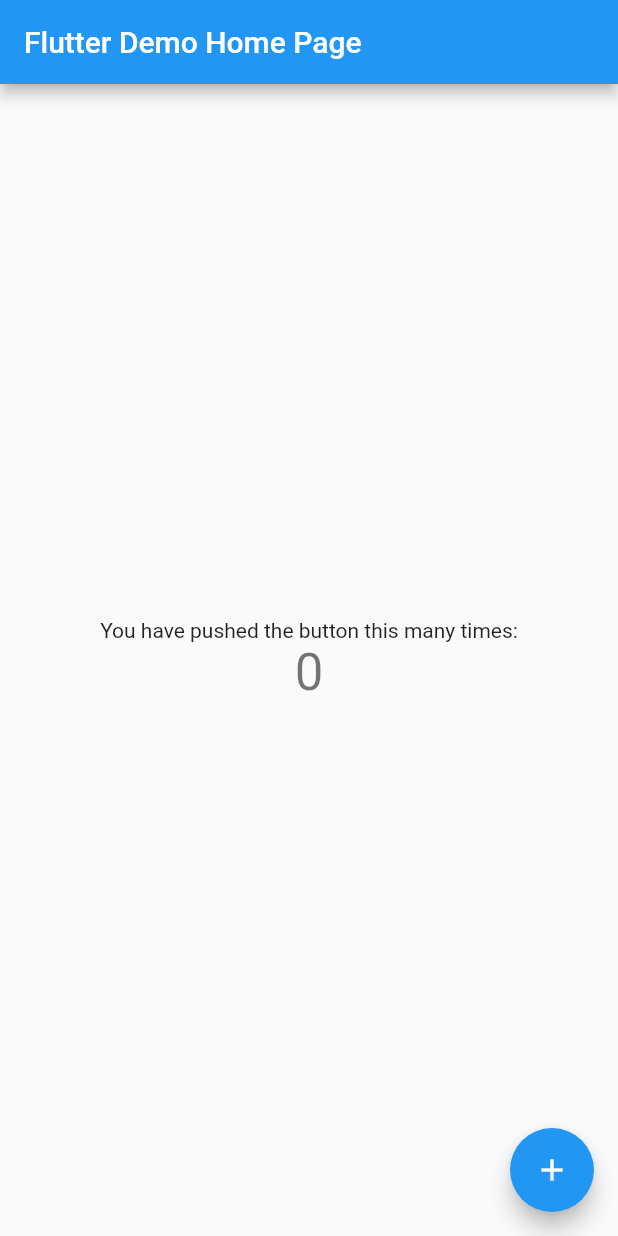
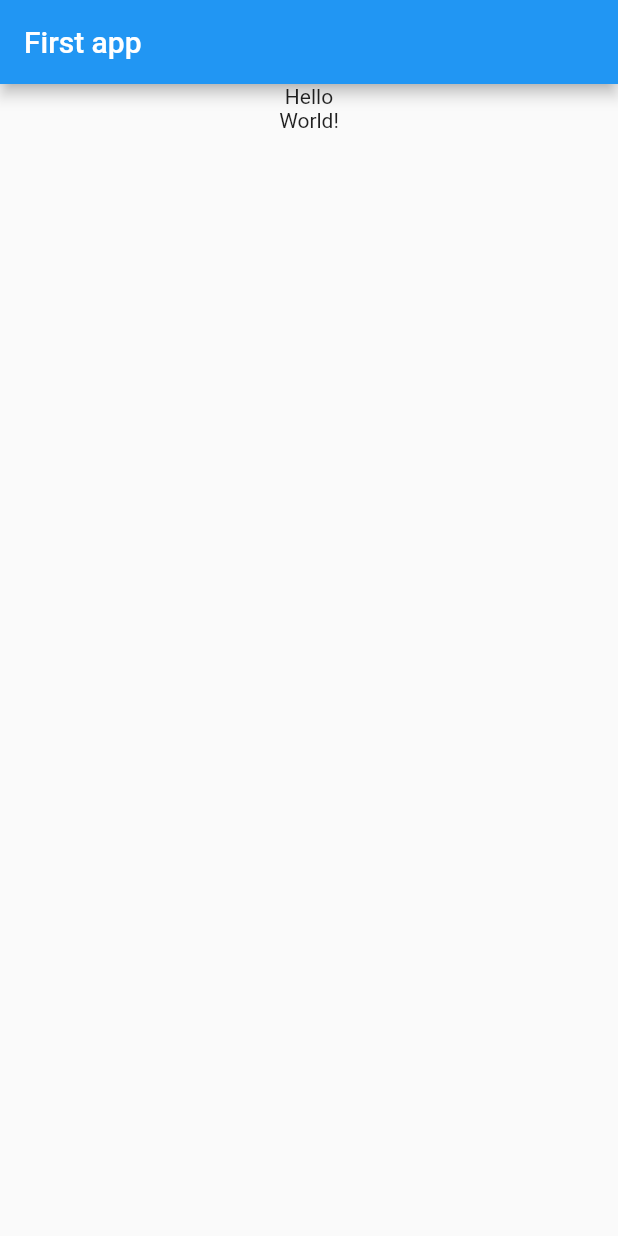
Before and after one commit to ParkJong-Hun/Flutter_Tutorial, a Flutter app: the screen it shows after launch, on a phone screen of 412 x 824 dp. Run offline on Flutter 3.47's test engine with Material 2 defaults, Android fonts, the phone set to English and light mode, and no system bars.

Commit message:
2021/10/10 18:48 Basic proejct

```diff
--- a/lib/main.dart
+++ b/lib/main.dart
@@ -1,113 +1,51 @@
+//flutter/material.dart : 앱을 구현하기 위해 꼭 가져와야하는 라이브러리.
 import 'package:flutter/material.dart';
 
-void main() {
-  runApp(MyApp());
-}
+//main : 앱에서 가장 먼저 실행되는 함수.
+//=> : 식이 하나만 포함된 함수를 약식으로 사용하는 것.
+//runApp : Flutter의 최상위 함수. 위젯을 argument로 갖음. Widget을 매개로 앱을 실행 함.
+//MyApp : CustomWidget. runApp에서 실행되는 구현할 최상위 위젯.
+//함수는 보통 소문자로 시작, 클래스는 보통 대문자로 시작하는 것이 약속.
+void main() => runApp(MyApp());
 
+//Flutter에서 stl을 입력하면 StatelessWidget을 상속받는 클래스의 틀이 자동으로 생성됨.
+//build라는 Widget을 override함. build는 BuildContext를 갖고 있으며, Container를 반환함.
 class MyApp extends StatelessWidget {
-  // This widget is the root of your application.
+  const MyApp({Key? key}) : super(key: key);
+
   @override
   Widget build(BuildContext context) {
-    return MaterialApp(
-      title: 'Flutter Demo',
-      theme: ThemeData(
-        // This is the theme of your application.
-        //
-        // Try running your application with "flutter run". You'll see the
-        // application has a blue toolbar. Then, without quitting the app, try
-        // changing the primarySwatch below to Colors.green and then invoke
-        // "hot reload" (press "r" in the console where you ran "flutter run",
-        // or simply save your changes to "hot reload" in a Flutter IDE).
-        // Notice that the counter didn't reset back to zero; the application
-        // is not restarted.
-        primarySwatch: Colors.blue,
+    return MaterialApp(//최상위 위젯의 직계 자식으로 위치하는 위젯으로 최상위 위젯을 제외한 모든 위젯을 자식으로 포함함.
+      title: "First app",//앱의 제목을 설정.
+      theme: ThemeData(//앱의 기본 테마를 설정.
+        //앱에서 사용할 대표 색상.
+        primarySwatch: Colors.blue
       ),
-      home: MyHomePage(title: 'Flutter Demo Home Page'),
+      //앱의 홈(가장 처음 실행되는 곳)의 경로 설정.
+      home: MyHomePage(),
     );
   }
 }
 
-class MyHomePage extends StatefulWidget {
-  MyHomePage({Key? key, required this.title}) : super(key: key);
-
-  // This widget is the home page of your application. It is stateful, meaning
-  // that it has a State object (defined below) that contains fields that affect
-  // how it looks.
-
-  // This class is the configuration for the state. It holds the values (in this
-  // case the title) provided by the parent (in this case the App widget) and
-  // used by the build method of the State. Fields in a Widget subclass are
-  // always marked "final".
-
-  final String title;
-
-  @override
-  _MyHomePageState createState() => _MyHomePageState();
-}
-
-class _MyHomePageState extends State<MyHomePage> {
-  int _counter = 0;
-
-  void _incrementCounter() {
-    setState(() {
-      // This call to setState tells the Flutter framework that something has
-      // changed in this State, which causes it to rerun the build method below
-      // so that the display can reflect the updated values. If we changed
-      // _counter without calling setState(), then the build method would not be
-      // called again, and so nothing would appear to happen.
-      _counter++;
-    });
-  }
+class MyHomePage extends StatelessWidget {
+  const MyHomePage({Key? key}) : super(key: key);
 
   @override
   Widget build(BuildContext context) {
-    // This method is rerun every time setState is called, for instance as done
-    // by the _incrementCounter method above.
-    //
-    // The Flutter framework has been optimized to make rerunning build methods
-    // fast, so that you can just rebuild anything that needs updating rather
-    // than having to individually change instances of widgets.
-    return Scaffold(
-      appBar: AppBar(
-        // Here we take the value from the MyHomePage object that was created by
-        // the App.build method, and use it to set our appbar title.
-        title: Text(widget.title),
+    return Scaffold(//비계(건물의 철근) 같은 역할을 하는 위젯. 빈 도화지 같은 개념(iOS의 View, Android의 Layout과 비슷하다.)
+      appBar: AppBar(//앱의 상단 부분(Toolbar, Title 같은 느낌)
+        title: Text("First app"),
       ),
-      body: Center(
-        // Center is a layout widget. It takes a single child and positions it
-        // in the middle of the parent.
-        child: Column(
-          // Column is also a layout widget. It takes a list of children and
-          // arranges them vertically. By default, it sizes itself to fit its
-          // children horizontally, and tries to be as tall as its parent.
-          //
-          // Invoke "debug painting" (press "p" in the console, choose the
-          // "Toggle Debug Paint" action from the Flutter Inspector in Android
-          // Studio, or the "Toggle Debug Paint" command in Visual Studio Code)
-          // to see the wireframe for each widget.
-          //
-          // Column has various properties to control how it sizes itself and
-          // how it positions its children. Here we use mainAxisAlignment to
-          // center the children vertically; the main axis here is the vertical
-          // axis because Columns are vertical (the cross axis would be
-          // horizontal).
-          mainAxisAlignment: MainAxisAlignment.center,
-          children: <Widget>[
-            Text(
-              'You have pushed the button this many times:',
-            ),
-            Text(
-              '$_counter',
-              style: Theme.of(context).textTheme.headline4,
-            ),
+      //Scaffold의 가장 중요한 부분. appbar를 제외한 대부분의 공간으로,내용을 담는 부분.
+      body: Center(//자식 위젯을 body의 중앙으로 정렬.
+        // 정렬 받을 위젯.
+      child: Column(//1개 이상의 자식 위젯을 세로로 배치.
+          children: [//배치 될 위젯(들).
+            Text('Hello'),//문자를 화면에 출력하기 위한 위젯.
+            Text('World!')
           ],
         ),
       ),
-      floatingActionButton: FloatingActionButton(
-        onPressed: _incrementCounter,
-        tooltip: 'Increment',
-        child: Icon(Icons.add),
-      ), // This trailing comma makes auto-formatting nicer for build methods.
     );
   }
 }
```
